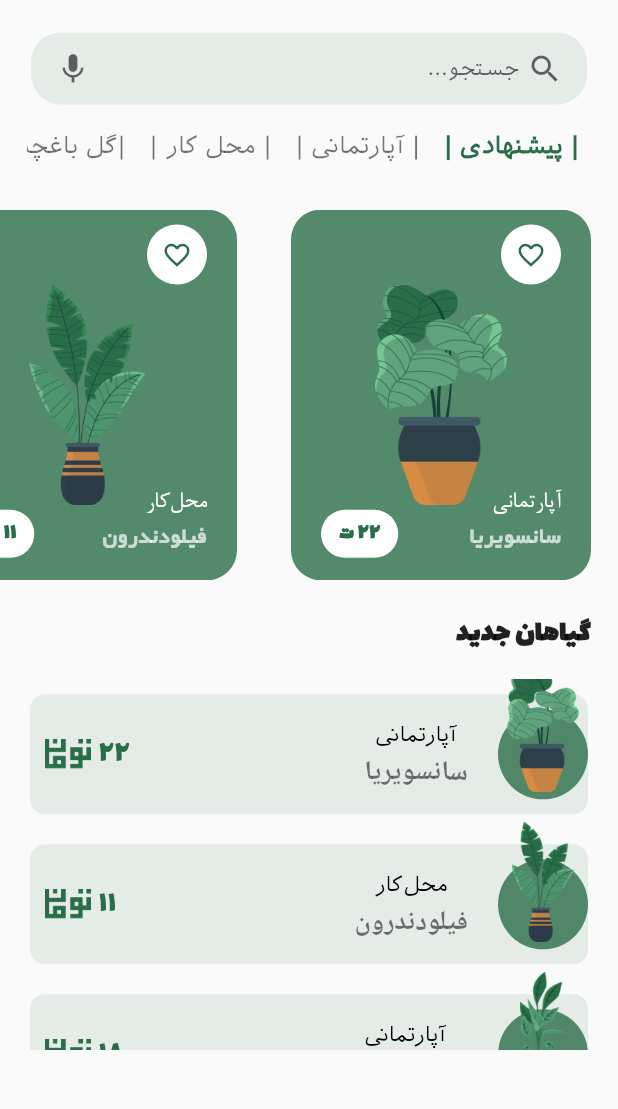
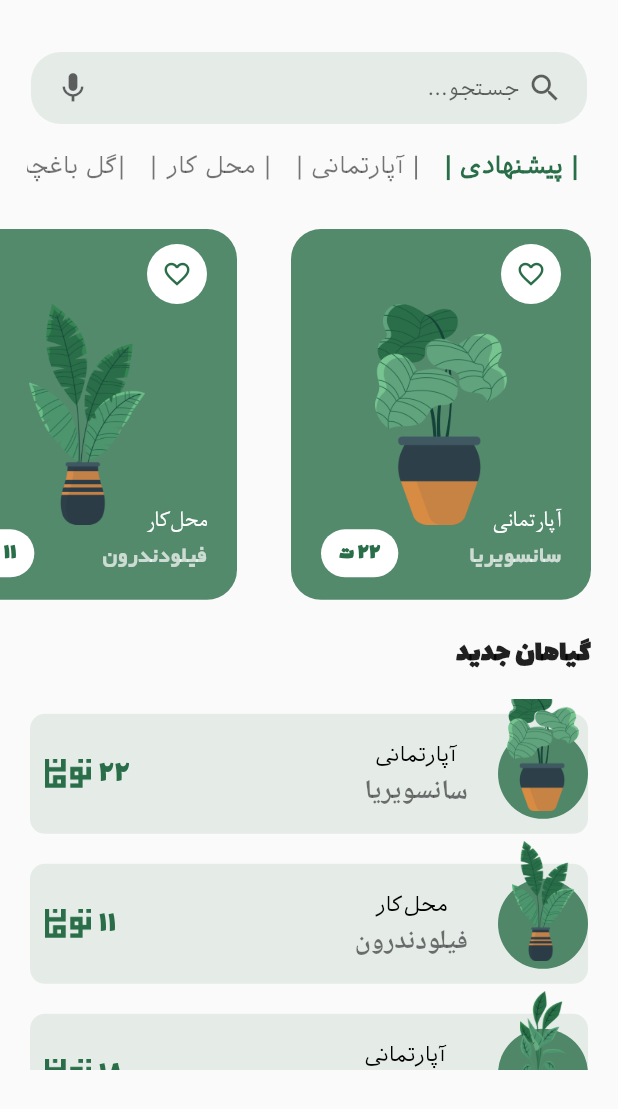
Before and after one commit to AriyaAhadyflutter/plant_app, a Flutter app: the HomePage screen opened directly, on a phone screen of 412 x 824 dp. Shown: the top 1109 px of the screen. Run offline on Flutter 3.47's test engine with Material 2 defaults, Android fonts, the light colour scheme and no system bars; our stand-ins replace animated_bottom_navigation_bar, page_transition; Roboto replaces fonts that are missing (yaguts).

Commit message:
finish home page

```diff
--- a/lib/pages/mainpages/home_page.dart
+++ b/lib/pages/mainpages/home_page.dart
@@ -37,6 +37,7 @@ class _HomePageState extends State<HomePage> {
       child: Center(
         child: Column(
           children: [
+            const SizedBox(height: 13),
             //serch box
             Padding(
               padding: const EdgeInsets.only(top: 21.69),
```
